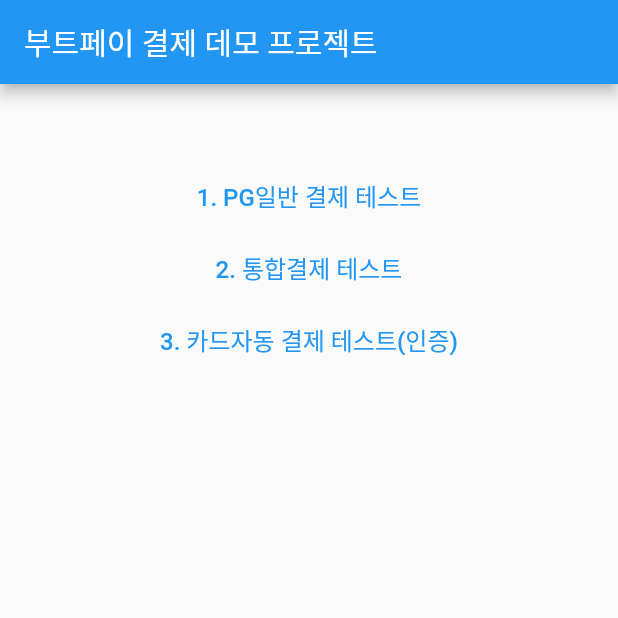
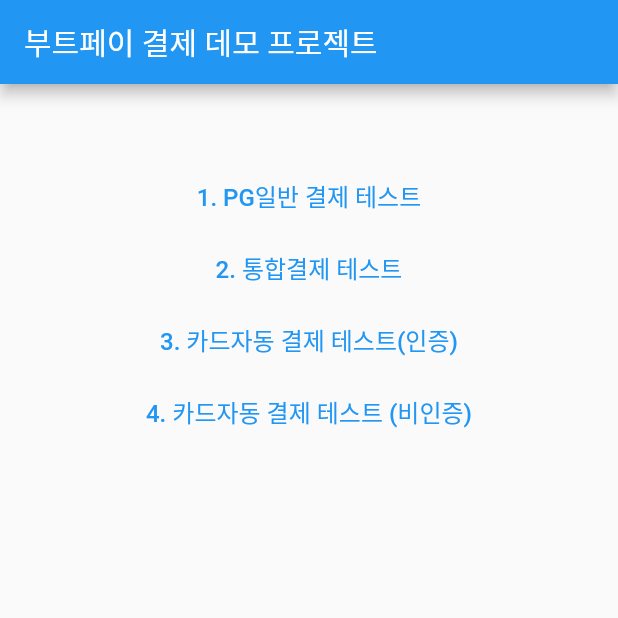
Before and after one commit to chihyeonwon/Flutter-Pay, a Flutter app: the screen it shows after launch, on a phone screen of 412 x 824 dp, the top half of it. Run offline on Flutter 3.47's test engine with Material 2 defaults, Android fonts, the light colour scheme and no system bars; our stand-ins replace get; missing offline and left inert: bootpay.

Commit message:
카드 자동 결제(비인증) 테스트 버튼 추가

```diff
--- a/lib/main.dart
+++ b/lib/main.dart
@@ -4,7 +4,7 @@
 import 'total_payment.dart';
 import 'default_payment.dart';
 import 'subscription_payment.dart';
-
+import 'subscription_bootpay_payment.dart';
 
 void main() {
   runApp(const MyApp());
@@ -61,6 +61,10 @@
                   onPressed: () => Get.to(SubscriptionPayment()),
                   child: const Text('3. 카드자동 결제 테스트(인증)', style: TextStyle(fontSize: 16.0))
               ),
+              TextButton(
+                  onPressed: () => Get.to(SubscriptionBootpayPayment()),
+                  child: const Text('4. 카드자동 결제 테스트 (비인증)', style: TextStyle(fontSize: 16.0))
+              ),
             ],
           ),
         ),
```
